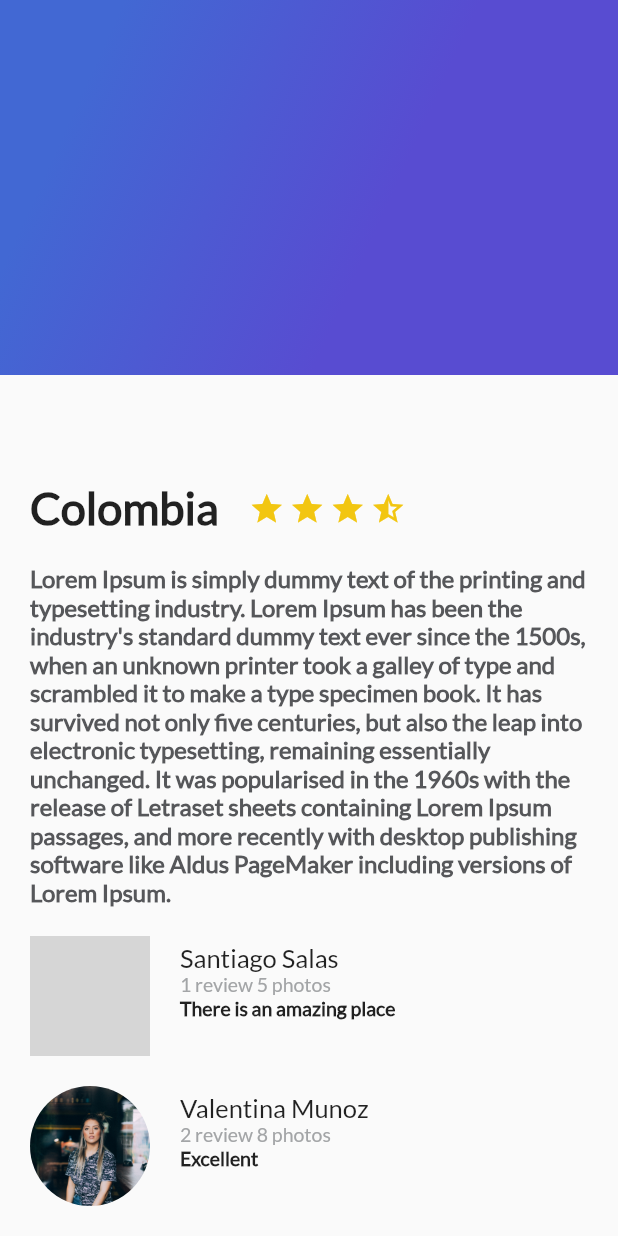
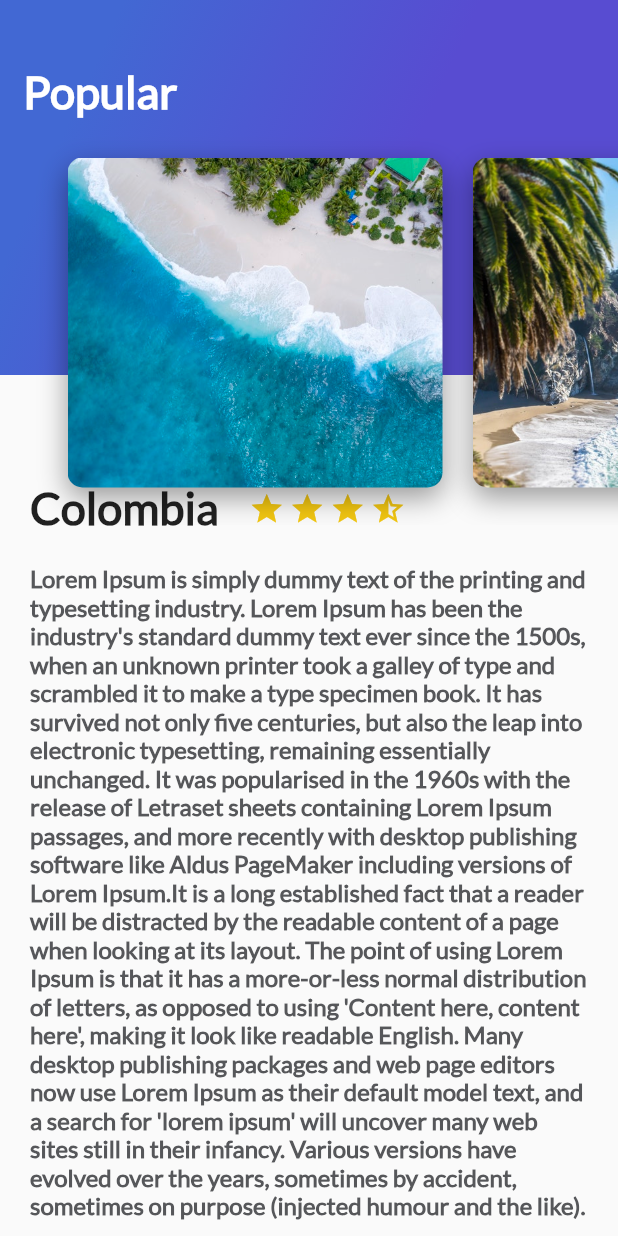
Before and after one commit to santiagosalas1221/trips_app, a Flutter app: the screen it shows after launch, on a phone screen of 412 x 824 dp. Run offline on Flutter 3.47's test engine with Material 2 defaults, Android fonts, the phone set to English and light mode, and no system bars; grey boxes are pictures that could not be loaded.

Commit message:
Card Image Added (Scroll horizontal) Header image added

```diff
--- /dev/null
+++ b/lib/card_image.dart
@@ -0,0 +1,40 @@
+import 'package:flutter/material.dart';
+
+class CardImage extends StatelessWidget {
+
+  String pathImage = "assets/img/beach.jpeg";
+
+  CardImage(this.pathImage);
+
+  @override
+  Widget build(BuildContext context) {
+
+    final card = Container(
+      height: 350.0,
+      width: 250.0,
+      margin: EdgeInsets.only(
+        top: 80,
+        left: 20
+      ),
+
+      decoration: BoxDecoration(
+        image: DecorationImage(
+          fit: BoxFit.cover,
+          image: AssetImage(pathImage)
+        ),
+        borderRadius: BorderRadius.all(Radius.circular(10.0)),
+        shape: BoxShape.rectangle,
+        boxShadow: <BoxShadow>[
+          BoxShadow(
+            color: Colors.black38,
+            blurRadius: 15.0,
+            offset: Offset(0.0, 7.0)
+          )
+        ]
+
+      ),
+    );
+
+    return card;
+  }
+}
--- /dev/null
+++ b/lib/card_image_list.dart
@@ -0,0 +1,27 @@
+import 'package:flutter/material.dart';
+import 'card_image.dart';
+
+class CardImageList extends StatelessWidget {
+
+
+  @override
+  Widget build(BuildContext context) {
+
+    return Container(
+      height: 350.0,
+      child: ListView(
+        padding: EdgeInsets.all(25),
+        scrollDirection: Axis.horizontal,
+        children: <Widget>[
+          CardImage("assets/img/beach.jpeg"),
+          CardImage("assets/img/beach_palm.jpeg"),
+          CardImage("assets/img/mountain_stars.jpeg"),
+          CardImage("assets/img/sunset.jpeg"),
+          CardImage("assets/img/river.jpeg"),
+        ],
+      ),
+    );
+  }
+
+
+}
--- a/lib/gradient_back.dart
+++ b/lib/gradient_back.dart
@@ -1,6 +1,11 @@
 import 'package:flutter/material.dart';
 
 class GradientBack extends StatelessWidget {
+
+  String title = "Popular";
+
+  GradientBack(title);
+
   @override
   Widget build(BuildContext context) {
 
@@ -18,6 +23,18 @@ class GradientBack extends StatelessWidget {
           tileMode: TileMode.clamp
         )
       ),
+
+      child: Text(
+        title,
+        style: TextStyle(
+          color: Colors.white,
+          fontSize: 30.0,
+          fontFamily: "Lato",
+          fontWeight: FontWeight.bold
+        ),
+      ),
+
+      alignment: Alignment(-0.9, - 0.6),
     );
   }
 
--- /dev/null
+++ b/lib/header_appbar.dart
@@ -0,0 +1,20 @@
+import 'package:flutter/material.dart';
+import 'package:trips_app/card_image_list.dart';
+import 'package:trips_app/gradient_back.dart';
+
+class HeaderAppBar extends StatelessWidget{
+  @override
+  Widget build(BuildContext context) {
+
+
+
+    return Stack(
+      children: <Widget>[
+        GradientBack("Bienvenido"),
+        CardImageList()
+      ],
+    );
+  }
+
+
+}
--- a/lib/main.dart
+++ b/lib/main.dart
@@ -3,6 +3,7 @@ import 'package:flutter/services.dart';
 import 'description_place.dart';
 import 'review_list.dart';
 import 'gradient_back.dart';
+import 'header_appbar.dart';
 
 void main() {
 //Barra de notificaciones del sistema transparente.
@@ -38,12 +39,13 @@ class MyApp extends StatelessWidget {
             children:<Widget> [
               ListView(
                 children:<Widget> [
-                  DescriptionPlace("Colombia", 4, "Lorem Ipsum is simply dummy text of the printing and typesetting industry. Lorem Ipsum has been the industry's standard dummy text ever since the 1500s, when an unknown printer took a galley of type and scrambled it to make a type specimen book. It has survived not only five centuries, but also the leap into electronic typesetting, remaining essentially unchanged. It was popularised in the 1960s with the release of Letraset sheets containing Lorem Ipsum passages, and more recently with desktop publishing software like Aldus PageMaker including versions of Lorem Ipsum."),
+                  DescriptionPlace("Colombia", 4, "Lorem Ipsum is simply dummy text of the printing and typesetting industry. Lorem Ipsum has been the industry's standard dummy text ever since the 1500s, when an unknown printer took a galley of type and scrambled it to make a type specimen book. It has survived not only five centuries, but also the leap into electronic typesetting, remaining essentially unchanged. It was popularised in the 1960s with the release of Letraset sheets containing Lorem Ipsum passages, and more recently with desktop publishing software like Aldus PageMaker including versions of Lorem Ipsum."
+                      "It is a long established fact that a reader will be distracted by the readable content of a page when looking at its layout. The point of using Lorem Ipsum is that it has a more-or-less normal distribution of letters, as opposed to using 'Content here, content here', making it look like readable English. Many desktop publishing packages and web page editors now use Lorem Ipsum as their default model text, and a search for 'lorem ipsum' will uncover many web sites still in their infancy. Various versions have evolved over the years, sometimes by accident, sometimes on purpose (injected humour and the like)."
+                  ),
                   ReviewList()
-
                 ],
               ),
-              GradientBack()
+              HeaderAppBar()
             ],
 
           )
--- a/pubspec.yaml
+++ b/pubspec.yaml
@@ -96,3 +96,8 @@ flutter:
     - assets/img/people.jpg
     - assets/img/santi.jpg
     - assets/img/valentina.jpg
+    - assets/img/beach.jpeg
+    - assets/img/beach_palm.jpeg
+    - assets/img/mountain_stars.jpeg
+    - assets/img/sunset.jpeg
+    - assets/img/river.jpeg
```
Also changed, not shown: assets/img/beach.jpeg (added), assets/img/beach_palm.jpeg (added), assets/img/mountain.jpeg (added), assets/img/mountain_stars.jpeg (added), assets/img/river.jpeg (added), assets/img/sunset.jpeg (added).
